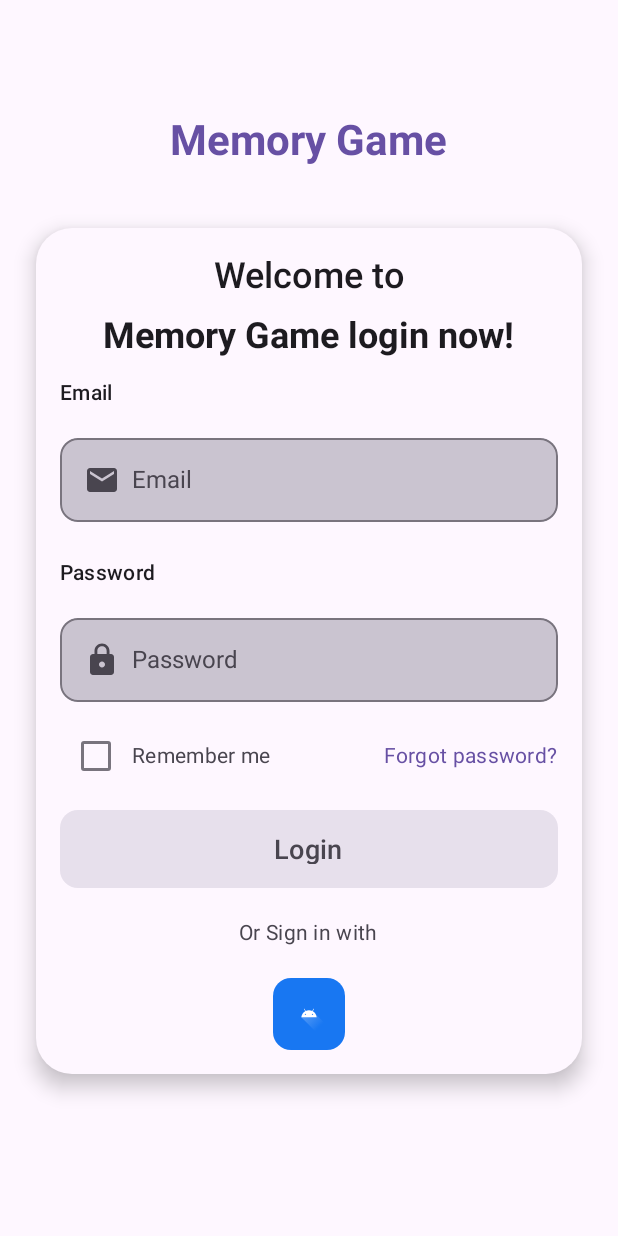
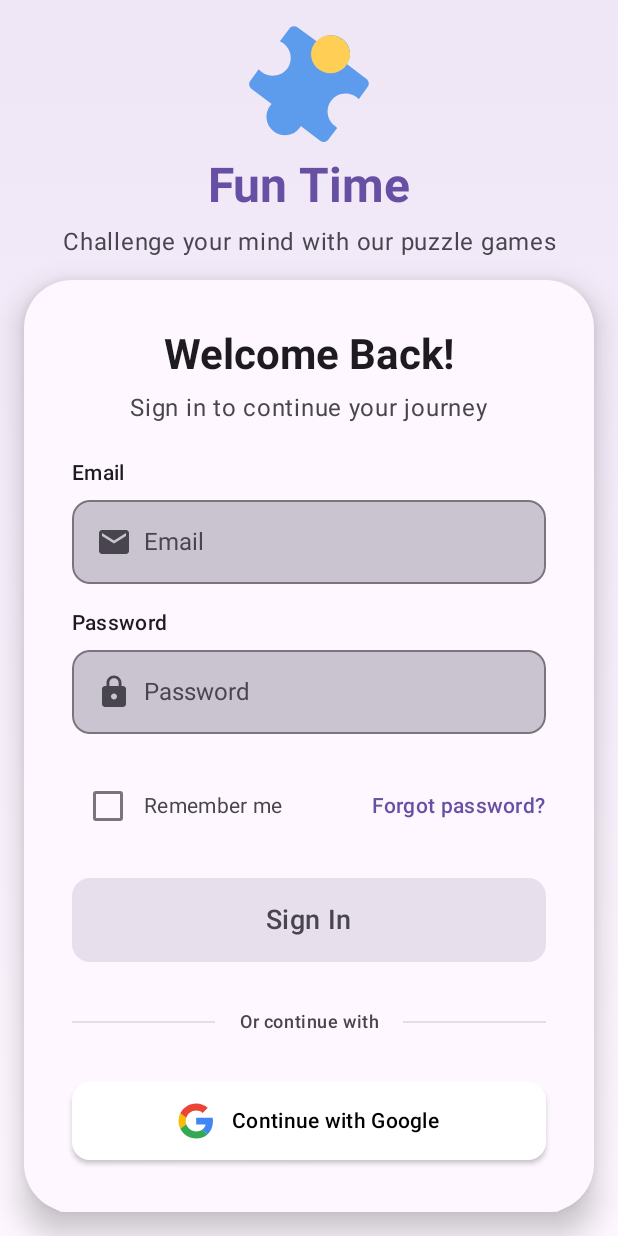
Before and after one commit to oguzhanozgokce/AndroidBootcampFinalProject, an Android app built with Jetpack Compose: the screen it shows after launch (MainActivity), on a phone screen of 412 x 824 dp. Run offline under Robolectric (Android 15) with nearby library versions, the phone set to English and light mode, and no system bars; our stand-ins replace Dagger/Hilt's generated code, Firebase (no records; nobody signed in at launch, a user with empty details on screens opened directly).

Commit message:
refactor LoginScreen layout and add social login options with new icons

```diff
--- a/app/src/main/java/com/oguzhanozgokce/androidbootcampfinalproject/ui/auth/login/LoginScreen.kt
+++ b/app/src/main/java/com/oguzhanozgokce/androidbootcampfinalproject/ui/auth/login/LoginScreen.kt
@@ -38,6 +38,7 @@ import androidx.compose.ui.text.font.FontWeight
 import androidx.compose.ui.text.input.KeyboardType
 import androidx.compose.ui.text.input.PasswordVisualTransformation
 import androidx.compose.ui.text.input.VisualTransformation
+import androidx.compose.ui.text.style.TextAlign
 import androidx.compose.ui.tooling.preview.Preview
 import androidx.compose.ui.tooling.preview.PreviewParameter
 import androidx.compose.ui.unit.dp
@@ -118,65 +119,94 @@ fun LoginContent(
     Box(
         modifier = modifier
             .fillMaxSize()
-            .background(MaterialTheme.colorScheme.background)
-            .padding(24.dp),
+            .background(
+                brush = androidx.compose.ui.graphics.Brush.verticalGradient(
+                    colors = listOf(
+                        MaterialTheme.colorScheme.primary.copy(alpha = 0.1f),
+                        MaterialTheme.colorScheme.background
+                    )
+                )
+            )
+            .padding(16.dp),
         contentAlignment = Alignment.Center
     ) {
         Column(
             horizontalAlignment = Alignment.CenterHorizontally,
-            modifier = Modifier.fillMaxWidth()
+            modifier = Modifier.fillMaxWidth(),
+            verticalArrangement = Arrangement.spacedBy(16.dp)
         ) {
+            // App Logo and Title Section
+            Column(
+                horizontalAlignment = Alignment.CenterHorizontally,
+                verticalArrangement = Arrangement.spacedBy(8.dp)
+            ) {
+                // App Icon
+                Image(
+                    painter = painterResource(id = R.drawable.ic_puzzle),
+                    contentDescription = "Memory Game Logo",
+                    modifier = Modifier.size(80.dp),
+                )
+
                 Text(
-                text = "Memory Game",
-                style = MaterialTheme.typography.headlineMedium.copy(
+                    text = "Fun Time",
+                    style = MaterialTheme.typography.headlineLarge.copy(
                         fontWeight = FontWeight.Bold,
                         color = MaterialTheme.colorScheme.primary
-                ),
-                modifier = Modifier.padding(bottom = 40.dp)
+                    )
                 )
 
+                Text(
+                    text = "Challenge your mind with our puzzle games",
+                    style = MaterialTheme.typography.bodyLarge.copy(
+                        color = MaterialTheme.colorScheme.onSurfaceVariant
+                    ),
+                    textAlign = TextAlign.Center
+                )
+            }
+
+            // Login Card
             Card(
-                modifier = Modifier
-                    .fillMaxWidth()
-                    .padding(),
-                shape = RoundedCornerShape(24.dp),
+                modifier = Modifier.fillMaxWidth(),
+                shape = RoundedCornerShape(32.dp),
                 colors = CardDefaults.cardColors(
                     containerColor = MaterialTheme.colorScheme.surface
                 ),
-                elevation = CardDefaults.cardElevation(defaultElevation = 8.dp)
+                elevation = CardDefaults.cardElevation(defaultElevation = 12.dp)
             ) {
                 Column(
                     modifier = Modifier
                         .fillMaxWidth()
-                        .padding(16.dp),
+                        .padding(32.dp),
                     horizontalAlignment = Alignment.CenterHorizontally,
-                    verticalArrangement = Arrangement.spacedBy(12.dp)
+                    verticalArrangement = Arrangement.spacedBy(24.dp)
                 ) {
+                    // Welcome Text
                     Column(
                         horizontalAlignment = Alignment.CenterHorizontally,
                         verticalArrangement = Arrangement.spacedBy(8.dp)
                     ) {
                         Text(
-                            text = "Welcome to",
-                            style = MaterialTheme.typography.headlineSmall.copy(
-                                fontWeight = FontWeight.Medium,
+                            text = "Welcome Back!",
+                            style = MaterialTheme.typography.headlineMedium.copy(
+                                fontWeight = FontWeight.Bold,
                                 color = MaterialTheme.colorScheme.onSurface
                             )
                         )
                         Text(
-                            text = "Memory Game login now!",
-                            style = MaterialTheme.typography.headlineSmall.copy(
-                                fontWeight = FontWeight.Bold,
-                                color = MaterialTheme.colorScheme.onSurface
+                            text = "Sign in to continue your journey",
+                            style = MaterialTheme.typography.bodyLarge.copy(
+                                color = MaterialTheme.colorScheme.onSurfaceVariant
                             )
                         )
                     }
 
+                    // Login Form
                     LoginForm(
                         uiState = uiState,
                         onAction = onAction
                     )
 
+                    // Remember Me and Forgot Password
                     Row(
                         modifier = Modifier.fillMaxWidth(),
                         horizontalArrangement = Arrangement.SpaceBetween,
@@ -189,6 +219,7 @@ fun LoginContent(
                                 checked = false,
                                 onCheckedChange = { },
                                 colors = CheckboxDefaults.colors(
+                                    checkedColor = MaterialTheme.colorScheme.primary,
                                     uncheckedColor = MaterialTheme.colorScheme.outline
                                 )
                             )
@@ -203,7 +234,8 @@ fun LoginContent(
                         Text(
                             text = "Forgot password?",
                             style = MaterialTheme.typography.bodyMedium.copy(
-                                color = MaterialTheme.colorScheme.primary
+                                color = MaterialTheme.colorScheme.primary,
+                                fontWeight = FontWeight.Medium
                             ),
                             modifier = Modifier.clickable {
                                 onAction(UiAction.OnForgotPasswordClicked)
@@ -211,10 +243,13 @@ fun LoginContent(
                         )
                     }
 
+                    // Login Button
                     ABButton(
-                        text = "Login",
+                        text = "Sign In",
                         onClick = { onAction(UiAction.OnLoginClicked) },
-                        modifier = Modifier.fillMaxWidth(),
+                        modifier = Modifier
+                            .fillMaxWidth()
+                            .height(56.dp),
                         variant = ABButtonVariant.PRIMARY,
                         size = ABButtonSize.LARGE,
                         enabled = uiState.isFormValid && !uiState.isLoading,
@@ -222,23 +257,49 @@ fun LoginContent(
                         fullWidth = true
                     )
 
-                    Text(
-                        text = "Or Sign in with",
-                        style = MaterialTheme.typography.bodyMedium.copy(
-                            color = MaterialTheme.colorScheme.onSurfaceVariant
-                        ),
+                    // Divider
+                    ABDividerWithText(
+                        text = "Or continue with",
                         modifier = Modifier.padding(vertical = 8.dp)
                     )
 
+                    Row(
+                        modifier = Modifier.fillMaxWidth(),
+                        horizontalArrangement = Arrangement.spacedBy(16.dp, Alignment.CenterHorizontally)
+                    ) {
                         SocialButton(
-                        onClick = { onAction(UiAction.OnSignUpClicked) },
-                        backgroundColor = Color(0xFF1877F2),
-                        iconRes = R.drawable.ic_launcher_foreground
+                            onClick = { /* Google Sign In */ },
+                            backgroundColor = Color.White,
+                            iconRes = R.drawable.ic_google,
+                            text = "Google"
+                        )
+                    }
+
+                    // Sign Up Link
+                    Row(
+                        modifier = Modifier.padding(top = 16.dp),
+                        horizontalArrangement = Arrangement.Center,
+                        verticalAlignment = Alignment.CenterVertically
+                    ) {
+                        Text(
+                            text = "Don't have an account? ",
+                            style = MaterialTheme.typography.bodyMedium.copy(
+                                color = MaterialTheme.colorScheme.onSurfaceVariant
+                            )
+                        )
+                        Text(
+                            text = "Sign Up",
+                            style = MaterialTheme.typography.bodyMedium.copy(
+                                color = MaterialTheme.colorScheme.primary,
+                                fontWeight = FontWeight.Bold
+                            ),
+                            modifier = Modifier.clickable {
+                                onAction(UiAction.OnSignUpClicked)
+                            }
                         )
                     }
                 }
-
-            Spacer(modifier = Modifier.height(32.dp))
+            }
         }
     }
 }
@@ -249,7 +310,7 @@ private fun LoginForm(
     onAction: (UiAction) -> Unit
 ) {
     Column(
-        verticalArrangement = Arrangement.spacedBy(16.dp)
+        verticalArrangement = Arrangement.spacedBy(8.dp)
     ) {
         Text(
             text = "Email",
@@ -257,7 +318,6 @@ private fun LoginForm(
                 fontWeight = FontWeight.Medium,
                 color = MaterialTheme.colorScheme.onSurface
             ),
-            modifier = Modifier.padding(bottom = 4.dp)
         )
 
         ABTextField(
@@ -279,7 +339,7 @@ private fun LoginForm(
                 fontWeight = FontWeight.Medium,
                 color = MaterialTheme.colorScheme.onSurface
             ),
-            modifier = Modifier.padding(bottom = 4.dp, top = 8.dp)
+            modifier = Modifier.padding(top = 8.dp)
         )
 
         ABTextField(
@@ -306,26 +366,46 @@ private fun LoginForm(
 private fun SocialButton(
     onClick: () -> Unit,
     backgroundColor: Color,
-    iconRes: Int
+    iconRes: Int,
+    text: String
 ) {
-    Box(
+    Card(
         modifier = Modifier
-            .size(48.dp)
-            .clip(RoundedCornerShape(12.dp))
-            .background(backgroundColor)
+            .fillMaxWidth()
             .clickable(onClick = onClick),
-        contentAlignment = Alignment.Center
+        shape = RoundedCornerShape(12.dp),
+        colors = CardDefaults.cardColors(
+            containerColor = backgroundColor
+        ),
+        elevation = CardDefaults.cardElevation(defaultElevation = 2.dp)
+    ) {
+        Row(
+            modifier = Modifier
+                .fillMaxWidth()
+                .padding(vertical = 14.dp, horizontal = 16.dp),
+            verticalAlignment = Alignment.CenterVertically,
+            horizontalArrangement = Arrangement.Center
         ) {
             Image(
                 painter = painterResource(id = iconRes),
                 contentDescription = null,
-            modifier = Modifier.size(24.dp),
-            colorFilter = if (backgroundColor == Color.White) {
-                null
+                modifier = Modifier.size(24.dp)
+            )
+
+            Spacer(modifier = Modifier.size(12.dp))
+
+            Text(
+                text = "Continue with $text",
+                style = MaterialTheme.typography.bodyMedium.copy(
+                    color = if (backgroundColor == Color.White) {
+                        Color.Black
                     } else {
-                ColorFilter.tint(Color.White)
+                        Color.White
+                    },
+                    fontWeight = FontWeight.Medium
+                )
+            )
         }
-        )
     }
 }
 
--- a/app/src/main/java/com/oguzhanozgokce/androidbootcampfinalproject/ui/components/ABDivider.kt
+++ b/app/src/main/java/com/oguzhanozgokce/androidbootcampfinalproject/ui/components/ABDivider.kt
@@ -113,7 +113,7 @@ fun ABDividerWithText(
 private fun getDividerColor(variant: ABDividerVariant): Color {
     return when (variant) {
         ABDividerVariant.SOLID -> MaterialTheme.colorScheme.outline
-        ABDividerVariant.LIGHT -> MaterialTheme.colorScheme.outlineVariant.copy(alpha = 0.3f)
+        ABDividerVariant.LIGHT -> MaterialTheme.colorScheme.outlineVariant.copy(alpha = 0.5f)
         ABDividerVariant.MEDIUM -> MaterialTheme.colorScheme.outlineVariant.copy(alpha = 0.6f)
         ABDividerVariant.HEAVY -> MaterialTheme.colorScheme.outline.copy(alpha = 0.8f)
     }
@@ -122,7 +122,7 @@ private fun getDividerColor(variant: ABDividerVariant): Color {
 private fun getDividerThickness(variant: ABDividerVariant): Dp {
     return when (variant) {
         ABDividerVariant.SOLID -> 1.dp
-        ABDividerVariant.LIGHT -> 0.5.dp
+        ABDividerVariant.LIGHT -> 1.dp
         ABDividerVariant.MEDIUM -> 1.dp
         ABDividerVariant.HEAVY -> 1.5.dp
     }
--- /dev/null
+++ b/app/src/main/res/drawable/ic_google.xml
@@ -0,0 +1,11 @@
+<vector xmlns:android="http://schemas.android.com/apk/res/android" android:height="24dp" android:viewportHeight="48" android:viewportWidth="48" android:width="24dp">
+
+    <path android:fillColor="#FBBC05" android:fillType="evenOdd" android:pathData="M10.327,24C10.327,22.476 10.58,21.014 11.032,19.644L3.123,13.604C1.582,16.734 0.714,20.26 0.714,24C0.714,27.737 1.581,31.261 3.12,34.388L11.025,28.337C10.577,26.973 10.327,25.517 10.327,24" android:strokeColor="#00000000" android:strokeWidth="1"/>
+
+    <path android:fillColor="#EB4335" android:fillType="evenOdd" android:pathData="M24.214,10.133C27.525,10.133 30.516,11.307 32.866,13.227L39.702,6.4C35.536,2.773 30.195,0.533 24.214,0.533C14.927,0.533 6.945,5.844 3.123,13.604L11.032,19.644C12.855,14.112 18.049,10.133 24.214,10.133" android:strokeColor="#00000000" android:strokeWidth="1"/>
+
+    <path android:fillColor="#34A853" android:fillType="evenOdd" android:pathData="M24.214,37.867C18.049,37.867 12.855,33.888 11.032,28.356L3.123,34.395C6.945,42.156 14.927,47.467 24.214,47.467C29.945,47.467 35.418,45.431 39.525,41.618L32.018,35.814C29.9,37.149 27.232,37.867 24.214,37.867" android:strokeColor="#00000000" android:strokeWidth="1"/>
+
+    <path android:fillColor="#4285F4" android:fillType="evenOdd" android:pathData="M46.645,24C46.645,22.613 46.432,21.12 46.111,19.733L24.214,19.733L24.214,28.8L36.818,28.8C36.188,31.891 34.472,34.268 32.018,35.814L39.525,41.618C43.839,37.614 46.645,31.649 46.645,24" android:strokeColor="#00000000" android:strokeWidth="1"/>
+
+</vector>
--- /dev/null
+++ b/app/src/main/res/drawable/ic_puzzle.xml
@@ -0,0 +1,7 @@
+<vector xmlns:android="http://schemas.android.com/apk/res/android" android:height="24dp" android:viewportHeight="1060" android:viewportWidth="1060" android:width="24dp">
+
+    <path android:fillColor="#5D9CEC" android:pathData="M778.9,918l-78.9,104.5a51.2,51.2 0,0 1,-69.2 10.4l-173.1,-132.2a155.8,155.8 0,0 1,-12.5 20.1,161.3 161.3,0 0,1 -225.7,28.4 161.3,161.3 0,0 1,-34.6 -225,155.8 155.8,0 0,1 15.2,-18L20.8,571.9a51.2,51.2 0,0 1,-10.4 -69.2l75.5,-103.8a168.2,168.2 0,0 0,26.3 24.2,161.3 161.3,0 0,0 225.7,-28.4 161.3,161.3 0,0 0,-34.6 -225,168.2 168.2,0 0,0 -30.5,-18L357.9,38.8a51.2,51.2 0,0 1,69.2 -10.4L603,156.5a161.3,161.3 0,0 1,222.9 -24.2,161.3 161.3,0 0,1 38.1,220.9L1038.5,486a51.2,51.2 0,0 1,10.4 69.2L969.3,664.6a168.9,168.9 0,0 0,-20.8 -18.7,158.5 158.5,0 1,0 -191.1,253.4 168.9,168.9 0,0 0,21.5 18.7z"/>
+
+    <path android:fillColor="#FFCE54" android:pathData="M547.6,267.2a172.4,167.5 0,1 0,344.8 0,172.4 167.5,0 1,0 -344.8,0Z"/>
+
+</vector>
```
Lines whose indentation alone changed are shown as unchanged.
